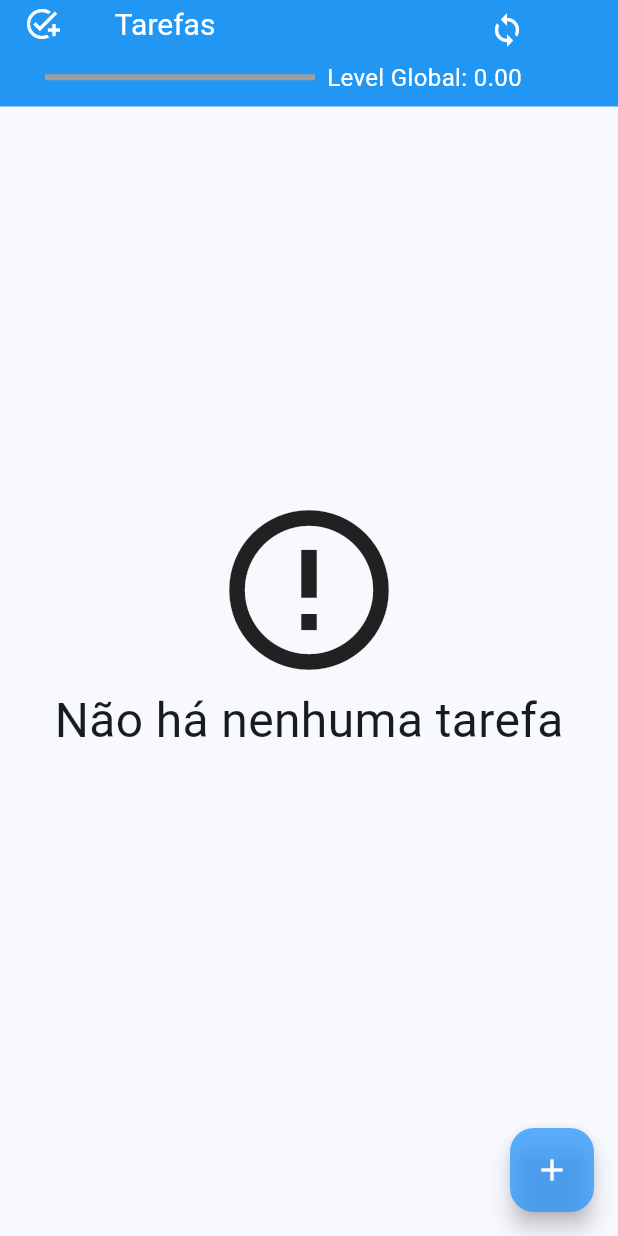
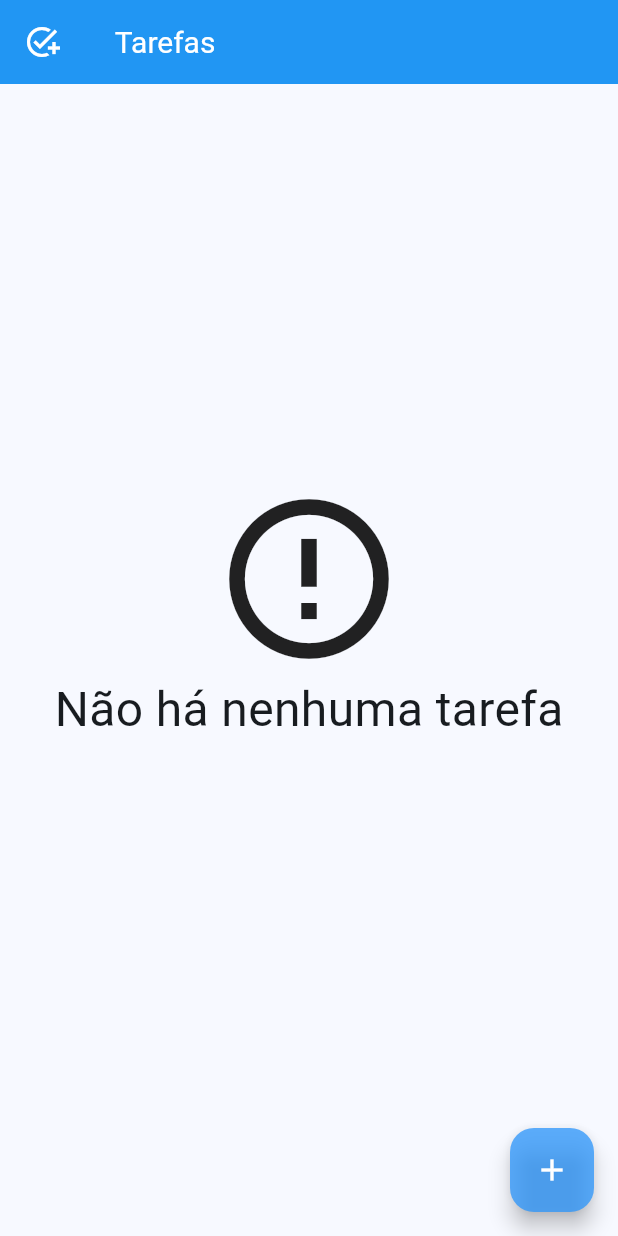
Before and after one commit to DantasMatheus/app_flutter, a Flutter app: the screen it shows after launch, on a phone screen of 412 x 824 dp. Run offline on Flutter 3.47's test engine with Material 3 defaults, Android fonts, the phone set to English and light mode, and no system bars; our stand-ins replace animated_custom_dropdown, sqflite; accounts and stored records are empty.

Commit message:
Desabilitando globalBar

```diff
--- a/lib/screens/inicial_screen.dart
+++ b/lib/screens/inicial_screen.dart
@@ -42,43 +42,44 @@ class _InicialScreenState extends State<InicialScreen> {
           style: TextStyle(color: Colors.white, fontSize: 20),
         ),
         //Desafio Nivel global de tarefas
-        bottom: PreferredSize(
-          preferredSize: Size.fromHeight(15),
-          child: Padding(
-            padding: EdgeInsets.symmetric(horizontal: 30),
-            child: Row(
-              children: [
-                SizedBox(
-                  width: 180,
-                  child: LinearProgressIndicator(
-                    backgroundColor: Colors.grey,
-                    color: Colors.white,
-                    value: progressBarValue,
-                  ),
-                ),
-                Padding(
-                  padding: const EdgeInsets.all(8),
-                  child: Text(
-                    'Level Global: ${globalLevel.toStringAsFixed(2)}',
-                    style: TextStyle(color: Colors.white, fontSize: 16),
-                  ),
-                ),
-              ],
-            ),
-          ),
-        ),
-        actions: [
-          Padding(
-            padding: const EdgeInsets.only(right: 50.0),
-            child: IconButton(
-              icon: Icon(Icons.loop),
-              onPressed: () {
-                refreshLevelPage();
-              },
-            ),
-          ),
-        ],
       ),
+      //   bottom: PreferredSize(
+      //     preferredSize: Size.fromHeight(15),
+      //     child: Padding(
+      //       padding: EdgeInsets.symmetric(horizontal: 30),
+      //       child: Row(
+      //         children: [
+      //           SizedBox(
+      //             width: 180,
+      //             child: LinearProgressIndicator(
+      //               backgroundColor: Colors.grey,
+      //               color: Colors.white,
+      //               value: progressBarValue,
+      //             ),
+      //           ),
+      //           Padding(
+      //             padding: const EdgeInsets.all(8),
+      //             child: Text(
+      //               'Level Global: ${globalLevel.toStringAsFixed(2)}',
+      //               style: TextStyle(color: Colors.white, fontSize: 16),
+      //             ),
+      //           ),
+      //         ],
+      //       ),
+      //     ),
+      //   ),
+      //   actions: [
+      //     Padding(
+      //       padding: const EdgeInsets.only(right: 50.0),
+      //       child: IconButton(
+      //         icon: Icon(Icons.loop),
+      //         onPressed: () {
+      //           refreshLevelPage();
+      //         },
+      //       ),
+      //     ),
+      //   ],
+      // ),
       body: RefreshIndicator(
         backgroundColor: Colors.transparent,
         triggerMode: RefreshIndicatorTriggerMode.onEdge,
```
